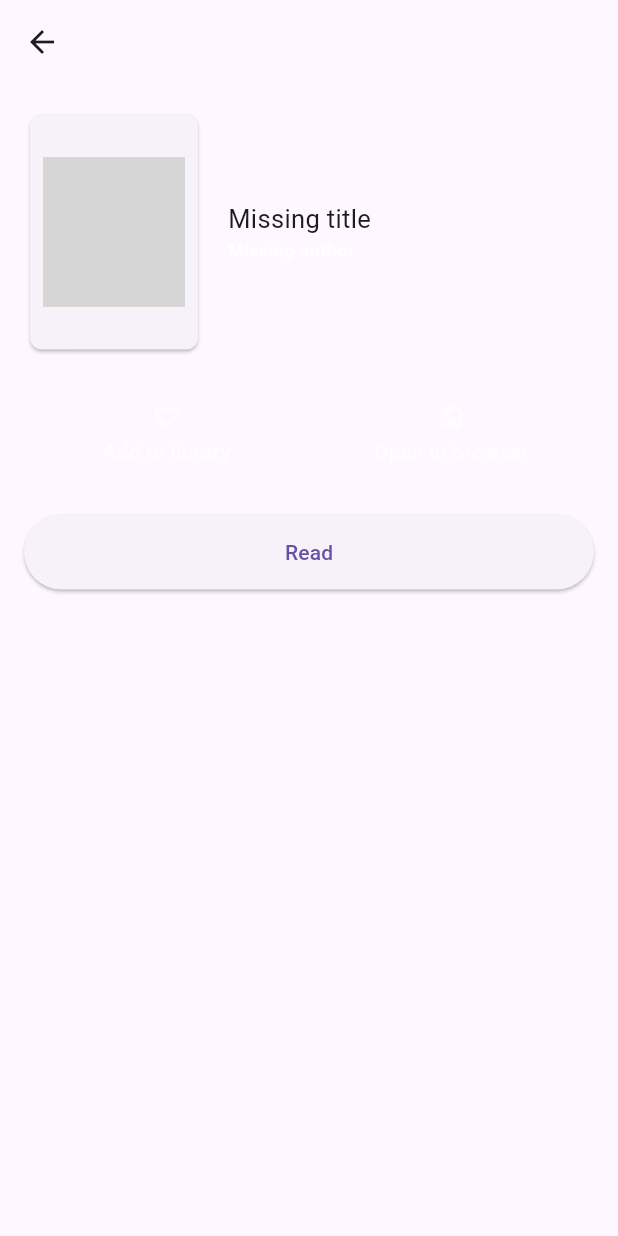
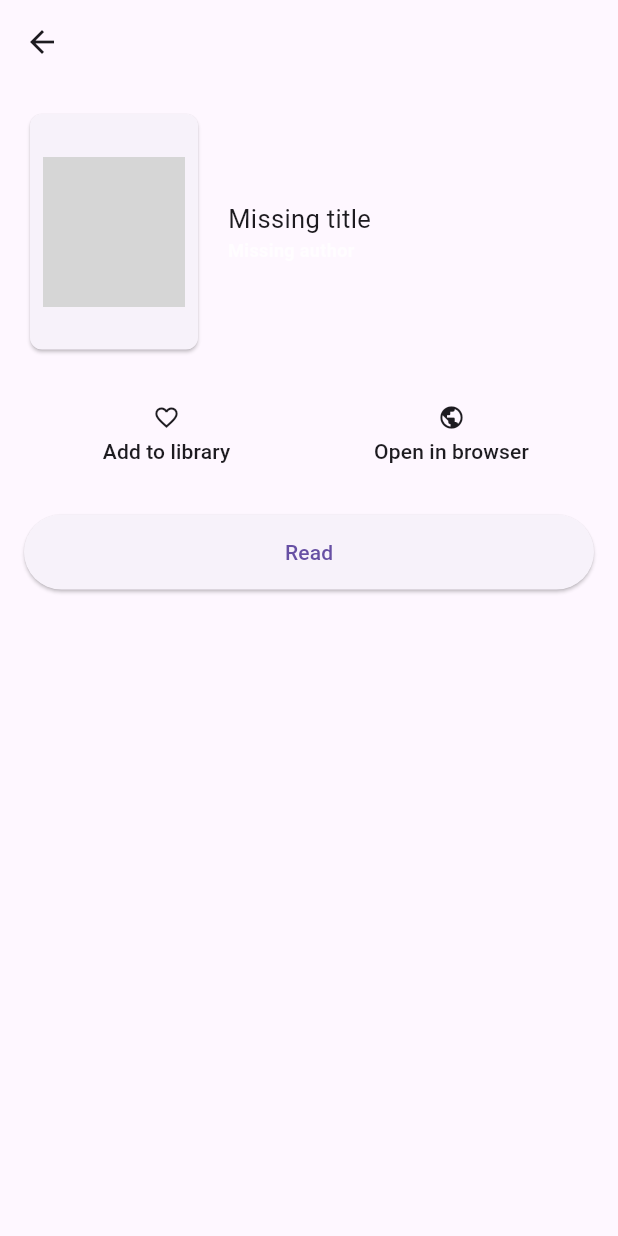
Before and after one commit to andreikovacs03/folio, a Flutter app: the BookPageView screen opened by its route, on a phone screen of 412 x 824 dp. Run offline on Flutter 3.47's test engine with Material 2 defaults, Android fonts, the light colour scheme and no system bars; our stand-ins replace dio, go_router, injectable, logger, retrofit, shared_preferences; missing offline and left inert: flutter_web_frame, syncfusion_flutter_pdfviewer; accounts and stored records are empty; generated files the repository leaves out were written again; network calls fail; grey boxes are pictures that could not be loaded.

Commit message:
fix: invisible buttons on light mode

```diff
--- a/lib/views/book_page_view.dart
+++ b/lib/views/book_page_view.dart
@@ -146,7 +146,9 @@ class _BookPageViewState extends State<BookPageView> {
                   Expanded(
                     child: ElevatedButton(
                       style: ElevatedButton.styleFrom(
-                        foregroundColor: isFavorite ? null : Colors.white54,
+                        foregroundColor: isFavorite
+                            ? null
+                            : Theme.of(context).textTheme.bodyLarge!.color,
                         backgroundColor: Colors.transparent,
                         shadowColor: Colors.transparent,
                         surfaceTintColor: Colors.transparent,
@@ -171,7 +173,8 @@ class _BookPageViewState extends State<BookPageView> {
                   Expanded(
                     child: ElevatedButton(
                       style: ElevatedButton.styleFrom(
-                        foregroundColor: Colors.white54,
+                        foregroundColor:
+                            Theme.of(context).textTheme.bodyLarge!.color,
                         backgroundColor: Colors.transparent,
                         shadowColor: Colors.transparent,
                         surfaceTintColor: Colors.transparent,
```
